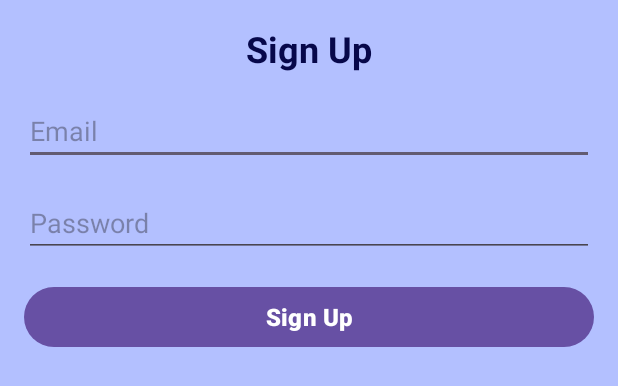
After one commit to RemusLupin13579/PassLock, an Android app: the layout signup_layout.xml on its own in the app's theme, with its tools: preview values and no code run, on a phone screen of 412 x 824 dp. The commit adds this screen. Shown: the top 386 px of the screen. Run offline under Robolectric (Android 15) with nearby library versions, the phone set to English and light mode, and no system bars.

Commit message:
app got log in, log out and sign up option working fine.

```diff
--- a/app/build.gradle
+++ b/app/build.gradle
@@ -1,5 +1,6 @@
 plugins {
     id 'com.android.application'
+    id 'com.google.gms.google-services'
 }
 
 android {
@@ -35,6 +36,9 @@ dependencies {
     implementation 'androidx.appcompat:appcompat:1.6.1'
     implementation 'com.google.android.material:material:1.5.0'
     implementation 'androidx.constraintlayout:constraintlayout:2.1.4'
+    implementation 'com.google.firebase:firebase-auth:22.0.0'
+    implementation 'com.google.firebase:firebase-database:20.2.2'
+    implementation 'com.google.firebase:firebase-storage:20.2.0'
     testImplementation 'junit:junit:4.13.2'
     androidTestImplementation 'androidx.test.ext:junit:1.1.5'
     androidTestImplementation 'androidx.test.espresso:espresso-core:3.5.1'
--- a/app/src/main/AndroidManifest.xml
+++ b/app/src/main/AndroidManifest.xml
@@ -6,10 +6,10 @@
         android:allowBackup="true"
         android:dataExtractionRules="@xml/data_extraction_rules"
         android:fullBackupContent="@xml/backup_rules"
-        android:icon="@mipmap/ic_launcher"
+        android:icon="@drawable/logo"
         android:label="@string/app_name"
-        android:roundIcon="@mipmap/ic_launcher_round"
-        android:supportsRtl="true"
+        android:roundIcon="@drawable/logo"
+        android:supportsRtl="false"
         android:theme="@style/Theme.PassLock"
         tools:targetApi="31">
         <activity
--- /dev/null
+++ b/app/src/main/java/com/project/passlock/User.java
@@ -0,0 +1,4 @@
+package com.project.passlock;
+
+public class User {
+}
--- /dev/null
+++ b/app/src/main/res/layout/signup_layout.xml
@@ -0,0 +1,43 @@
+<?xml version="1.0" encoding="utf-8"?>
+<LinearLayout xmlns:android="http://schemas.android.com/apk/res/android"
+    android:layout_width="match_parent"
+    android:layout_height="match_parent"
+    android:orientation="vertical"
+    android:padding="16dp"
+    android:background="#B3C0FF">
+
+    <TextView
+        android:layout_width="match_parent"
+        android:layout_height="wrap_content"
+        android:text="Sign Up"
+        android:textSize="24sp"
+        android:textStyle="bold"
+        android:textColor="#07084A"
+        android:gravity="center"
+        android:layout_marginBottom="16dp"/>
+
+    <EditText
+        android:id="@+id/customEditTextEmail"
+        android:layout_width="match_parent"
+        android:layout_height="wrap_content"
+        android:hint="Email"
+        android:inputType="textEmailAddress"
+        android:layout_marginBottom="16dp"/>
+
+    <EditText
+        android:id="@+id/customEditTextPassword"
+        android:layout_width="match_parent"
+        android:layout_height="wrap_content"
+        android:hint="Password"
+        android:inputType="textPassword"
+        android:layout_marginBottom="16dp"/>
+
+    <Button
+        android:id="@+id/customButtonSignUp"
+        android:layout_width="match_parent"
+        android:layout_height="wrap_content"
+        android:text="Sign Up"
+        android:textSize="16sp"
+        android:textStyle="bold"/>
+
+</LinearLayout>
```
Also changed, not shown: app/src/main/java/com/project/passlock/MainActivity.java (+145 -4 lines), app/src/main/res/layout/activity_main.xml (+24 -1 lines), app/src/main/res/layout/signin_layout.xml (added, +43 -0 lines), build.gradle (+6 -1 lines).
